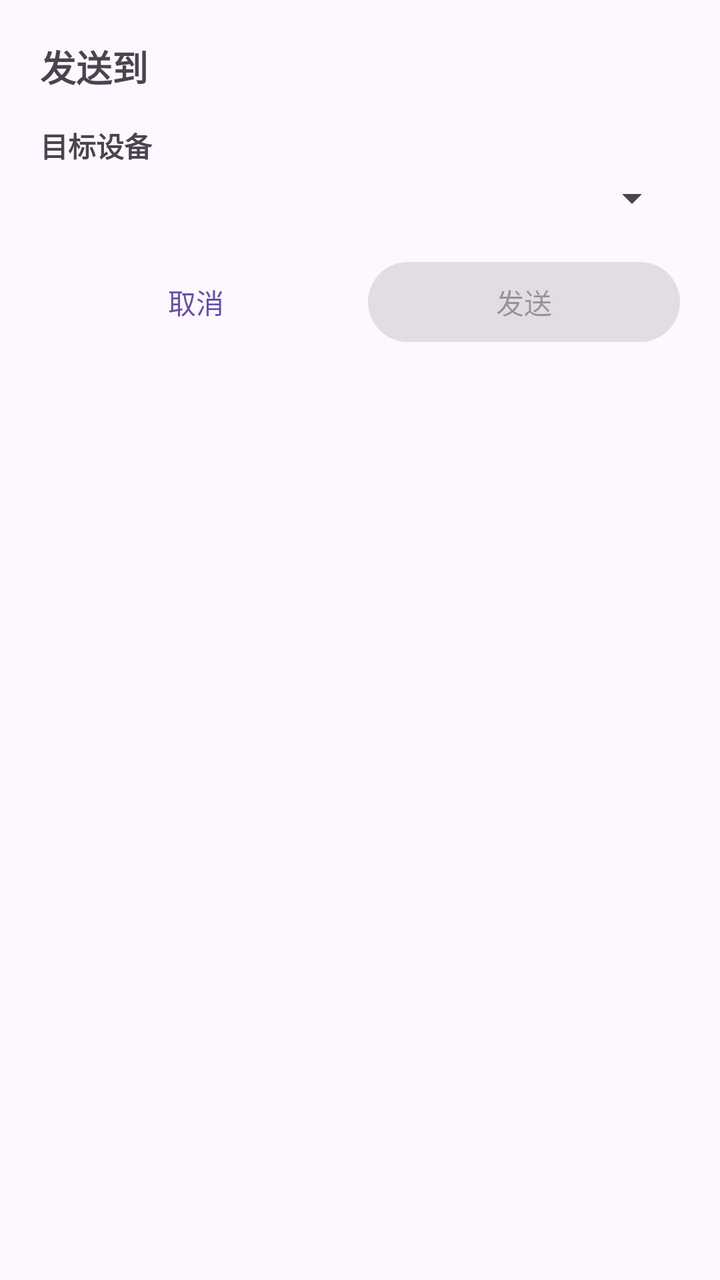
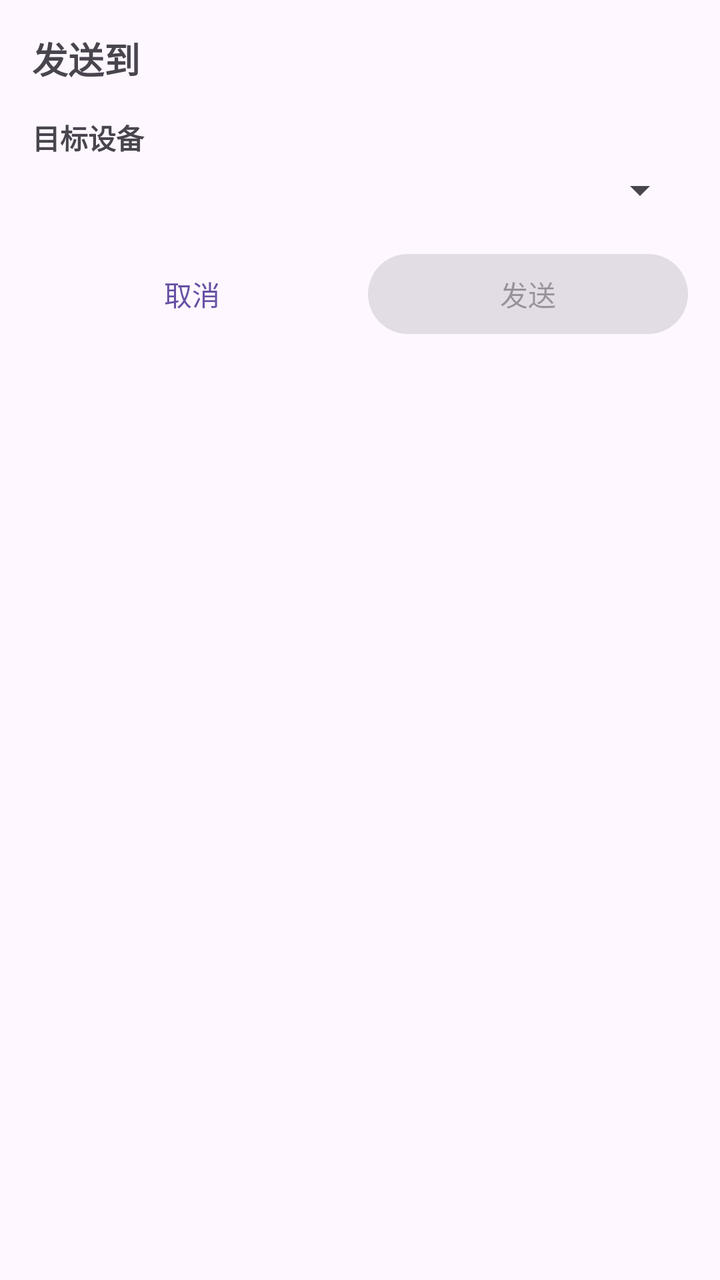

The first picture is an Android layout as it rendered before a commit; the second is the same layout after the commit. The layout source and the unified diff follow.
<!-- AndroidManifest.xml: application theme Theme.ShareToPC -->
<!-- res/layout/dialog_share.xml -->
<?xml version="1.0" encoding="utf-8"?>
<LinearLayout xmlns:android="http://schemas.android.com/apk/res/android"
    android:layout_width="match_parent"
    android:layout_height="wrap_content"
    android:layout_margin="24dp"
    android:background="@drawable/bg_dialog"
    android:orientation="vertical"
    android:padding="20dp">

    <TextView
        android:layout_width="match_parent"
        android:layout_height="wrap_content"
        android:text="@string/share_send_to"
        android:textSize="18sp"
        android:textStyle="bold" />

    <TextView
        android:id="@+id/tvContentCount"
        android:layout_width="match_parent"
        android:layout_height="wrap_content"
        android:layout_marginTop="12dp"
        android:textSize="13sp"
        android:visibility="gone" />

    <ListView
        android:id="@+id/lvContentList"
        android:layout_width="match_parent"
        android:layout_height="120dp"
        android:layout_marginTop="4dp"
        android:divider="@android:color/transparent"
        android:dividerHeight="2dp"
        android:scrollbars="vertical"
        android:visibility="gone" />

    <TextView
        android:id="@+id/tvPreviewFallback"
        android:layout_width="match_parent"
        android:layout_height="wrap_content"
        android:layout_marginTop="12dp"
        android:maxLines="4"
        android:text="@string/parsing_share"
        android:visibility="gone" />

    <TextView
        android:layout_width="match_parent"
        android:layout_height="wrap_content"
        android:layout_marginTop="16dp"
        android:text="@string/share_target_device"
        android:textStyle="bold" />

    <Spinner
        android:id="@+id/spinnerDevices"
        android:layout_width="match_parent"
        android:layout_height="wrap_content"
        android:layout_marginTop="4dp" />

    <TextView
        android:id="@+id/tvNoDeviceHint"
        android:layout_width="match_parent"
        android:layout_height="wrap_content"
        android:layout_marginTop="4dp"
        android:text="@string/no_devices_hint"
        android:textSize="12sp"
        android:visibility="gone" />

    <ProgressBar
        android:id="@+id/progressSend"
        style="?android:attr/progressBarStyleHorizontal"
        android:layout_width="match_parent"
        android:layout_height="wrap_content"
        android:layout_marginTop="12dp"
        android:max="100"
        android:visibility="gone" />

    <TextView
        android:id="@+id/tvSendStatus"
        android:layout_width="match_parent"
        android:layout_height="wrap_content"
        android:layout_marginTop="4dp"
        android:textSize="12sp"
        android:visibility="gone" />

    <LinearLayout
        android:layout_width="match_parent"
        android:layout_height="wrap_content"
        android:layout_marginTop="16dp"
        android:orientation="horizontal">

        <Button
            android:id="@+id/btnCancel"
            style="@style/Widget.Material3.Button.TextButton"
            android:layout_width="0dp"
            android:layout_height="wrap_content"
            android:layout_weight="1"
            android:text="@string/cancel" />

        <Button
            android:id="@+id/btnSend"
            android:layout_width="0dp"
            android:layout_height="wrap_content"
            android:layout_marginStart="8dp"
            android:layout_weight="1"
            android:enabled="false"
            android:text="@string/send" />
    </LinearLayout>
</LinearLayout>
<!-- resources referenced by this layout -->
<resources>
  <!-- drawable bg_dialog (drawable) -->
  <?xml version="1.0" encoding="utf-8"?>
  <shape xmlns:android="http://schemas.android.com/apk/res/android">
      <solid android:color="?attr/colorSurface" />
      <corners android:radius="16dp" />
  </shape>
  <string name="cancel">取消</string>
  <string name="no_devices_hint">未曾连接任何目标设备，请添加手动设备或等待自动发现</string>
  <string name="parsing_share">正在处理分享内容…</string>
  <string name="send">发送</string>
  <string name="share_send_to">发送到</string>
  <string name="share_target_device">目标设备</string>
  <style name="Theme.ShareToPC" parent="Base.Theme.ShareToPC" />
  <style name="Base.Theme.ShareToPC" parent="Theme.Material3.DayNight.NoActionBar">
          
          
      </style>
</resources>

<!-- the commit's change to res/layout/dialog_share.xml (unified diff, before → after) -->
@@ -2,10 +2,10 @@
 <LinearLayout xmlns:android="http://schemas.android.com/apk/res/android"
     android:layout_width="match_parent"
     android:layout_height="wrap_content"
-    android:layout_margin="24dp"
+    android:layout_margin="16dp"
     android:background="@drawable/bg_dialog"
     android:orientation="vertical"
-    android:padding="20dp">
+    android:padding="16dp">
 
     <TextView
         android:layout_width="match_parent"
